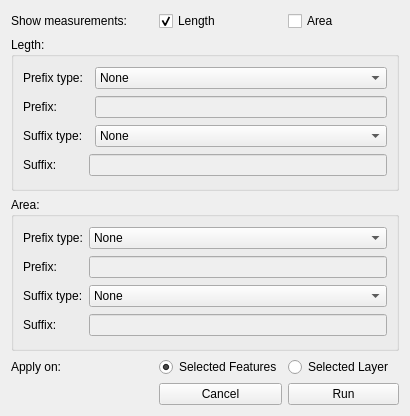
Old version of the form ui/geometry/ui_show_measurements.ui in the repository gltn/stdm.
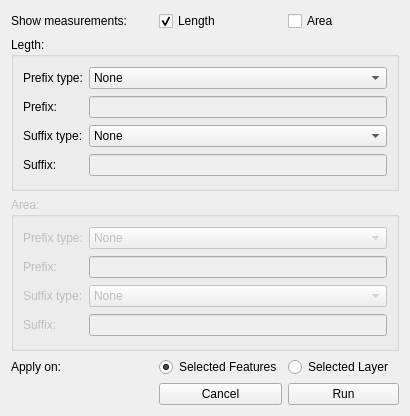
New version of the form.

Commit message: Added show measurements

```diff
--- a/ui/geometry/ui_show_measurements.ui
+++ b/ui/geometry/ui_show_measurements.ui
@@ -17,7 +17,7 @@
    <item row="3" column="0" colspan="4">
     <widget class="QGroupBox" name="area_box">
      <property name="enabled">
-      <bool>true</bool>
+      <bool>false</bool>
      </property>
      <property name="title">
       <string>Area:</string>
@@ -32,6 +32,12 @@
       </item>
       <item row="0" column="1">
        <widget class="QComboBox" name="area_prefix_type">
+        <property name="sizePolicy">
+         <sizepolicy hsizetype="Expanding" vsizetype="Fixed">
+          <horstretch>0</horstretch>
+          <verstretch>0</verstretch>
+         </sizepolicy>
+        </property>
         <item>
          <property name="text">
           <string>None</string>
@@ -77,6 +83,12 @@
       </item>
       <item row="2" column="1">
        <widget class="QComboBox" name="area_suffix_type">
+        <property name="sizePolicy">
+         <sizepolicy hsizetype="Expanding" vsizetype="Fixed">
+          <horstretch>0</horstretch>
+          <verstretch>0</verstretch>
+         </sizepolicy>
+        </property>
         <item>
          <property name="text">
           <string>None</string>
@@ -121,16 +133,28 @@
      <property name="title">
       <string>Legth:</string>
      </property>
-     <layout class="QGridLayout" name="gridLayout_7">
+     <layout class="QGridLayout" name="gridLayout_3">
       <item row="0" column="0">
        <widget class="QLabel" name="label_7">
+        <property name="sizePolicy">
+         <sizepolicy hsizetype="Preferred" vsizetype="Preferred">
+          <horstretch>0</horstretch>
+          <verstretch>0</verstretch>
+         </sizepolicy>
+        </property>
         <property name="text">
          <string>Prefix type:</string>
         </property>
        </widget>
       </item>
-      <item row="0" column="2">
+      <item row="0" column="1">
        <widget class="QComboBox" name="length_prefix_type">
+        <property name="sizePolicy">
+         <sizepolicy hsizetype="Expanding" vsizetype="Fixed">
+          <horstretch>0</horstretch>
+          <verstretch>0</verstretch>
+         </sizepolicy>
+        </property>
         <item>
          <property name="text">
           <string>None</string>
@@ -148,14 +172,14 @@
         </item>
        </widget>
       </item>
-      <item row="1" column="0" colspan="2">
+      <item row="1" column="0">
        <widget class="QLabel" name="label_9">
         <property name="text">
          <string>Prefix:</string>
         </property>
        </widget>
       </item>
-      <item row="1" column="2">
+      <item row="1" column="1">
        <widget class="QLineEdit" name="length_prefix">
         <property name="enabled">
          <bool>false</bool>
@@ -169,8 +193,14 @@
         </property>
        </widget>
       </item>
-      <item row="2" column="2">
+      <item row="2" column="1">
        <widget class="QComboBox" name="length_suffix_type">
+        <property name="sizePolicy">
+         <sizepolicy hsizetype="Expanding" vsizetype="Fixed">
+          <horstretch>0</horstretch>
+          <verstretch>0</verstretch>
+         </sizepolicy>
+        </property>
         <item>
          <property name="text">
           <string>None</string>
@@ -195,7 +225,7 @@
         </property>
        </widget>
       </item>
-      <item row="3" column="1" colspan="2">
+      <item row="3" column="1">
        <widget class="QLineEdit" name="length_suffix">
         <property name="enabled">
          <bool>false</bool>
```
The commit also changes 8 other files.
